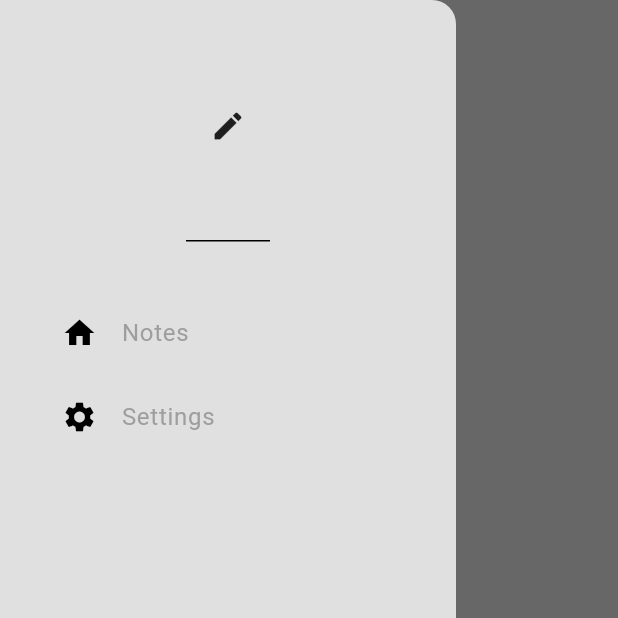
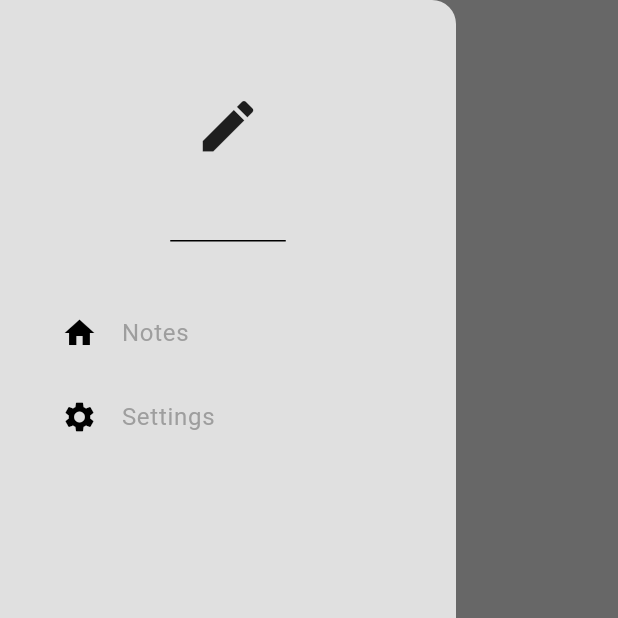
Before and after one commit to Codewithjalloh/app_four_note_offline_database, a Flutter app: the screen it shows after launch, with the side drawer open, on a phone screen of 412 x 824 dp, the top half of it. Run offline on Flutter 3.47's test engine with Material 3 defaults, Android fonts, the phone set to English and light mode, and no system bars; our stand-ins replace google_fonts, isar, popover; accounts and stored records are empty; generated files the repository leaves out were written again.

Commit message:
update codes

```diff
--- a/lib/components/drawer.dart
+++ b/lib/components/drawer.dart
@@ -14,7 +14,10 @@
         children: [
           // HEADER
           const DrawerHeader(
-            child: Icon(Icons.edit),
+            child: Icon(
+              Icons.edit,
+              size: 45,
+            ),
           ),
           const SizedBox(
             height: 25.0,
--- a/lib/main.dart
+++ b/lib/main.dart
@@ -32,7 +32,7 @@
   Widget build(BuildContext context) {
     return MaterialApp(
       debugShowCheckedModeBanner: false,
-      home: NotePage(),
+      home: const NotePage(),
       theme: Provider.of<ThemeProvider>(context).themeData,
     );
   }
```
